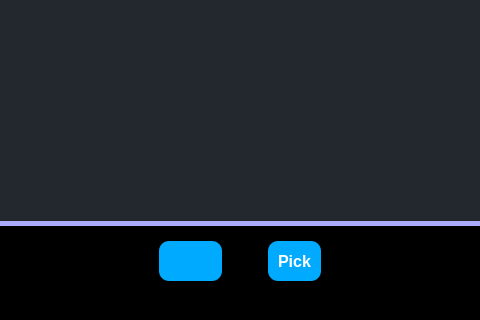
Above: ui/pages/practice_draft.ui from elian-olbz/mlbb-drafting-and-simulation-tools before the change; both pictures show x 261 to 741 and y 317 to 637 of the 1002 by 637 pixel window. Below: the same form after it.
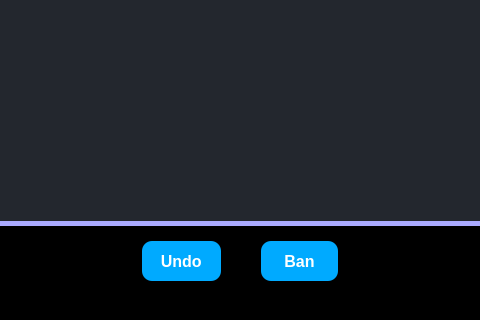
That is the form after the change. Icons and pictures are not drawn.

```diff
--- a/ui/pages/practice_draft.ui
+++ b/ui/pages/practice_draft.ui
@@ -1664,6 +1664,9 @@
                                      <enum>QFrame::Raised</enum>
                                     </property>
                                     <layout class="QHBoxLayout" name="horizontalLayout_15">
+                                     <property name="spacing">
+                                      <number>40</number>
+                                     </property>
                                      <item>
                                       <widget class="QPushButton" name="undo_button">
                                        <property name="minimumSize">
@@ -1675,21 +1678,20 @@
                                        <property name="font">
                                         <font>
                                          <pointsize>12</pointsize>
-                                         <bold>false</bold>
+                                         <bold>true</bold>
                                         </font>
                                        </property>
                                        <property name="toolTip">
                                         <string>Undo</string>
                                        </property>
+                                       <property name="layoutDirection">
+                                        <enum>Qt::LeftToRight</enum>
+                                       </property>
                                        <property name="styleSheet">
                                         <string notr="true">background-color: rgb(0, 170, 255);</string>
                                        </property>
                                        <property name="text">
-                                        <string/>
-                                       </property>
-                                       <property name="icon">
-                                        <iconset resource="../rsc.qrc">
-                                         <normaloff>:/icons/icons/corner-up-left.svg</normaloff>:/icons/icons/corner-up-left.svg</iconset>
+                                        <string>  Undo  </string>
                                        </property>
                                        <property name="iconSize">
                                         <size>
@@ -1699,22 +1701,6 @@
                                        </property>
                                       </widget>
                                      </item>
-                                     <item>
-                                      <spacer name="horizontalSpacer_5">
-                                       <property name="orientation">
-                                        <enum>Qt::Horizontal</enum>
-                                       </property>
-                                       <property name="sizeType">
-                                        <enum>QSizePolicy::Fixed</enum>
-                                       </property>
-                                       <property name="sizeHint" stdset="0">
-                                        <size>
-                                         <width>40</width>
-                                         <height>20</height>
-                                        </size>
-                                       </property>
-                                      </spacer>
-                                     </item>
                                      <item alignment="Qt::AlignHCenter">
                                       <widget class="QPushButton" name="pick_button">
                                        <property name="minimumSize">
@@ -1733,7 +1719,7 @@
                                         <string notr="true">background-color: rgb(0, 170, 255);</string>
                                        </property>
                                        <property name="text">
-                                        <string>Pick</string>
+                                        <string>   Ban   </string>
                                        </property>
                                       </widget>
                                      </item>
```
